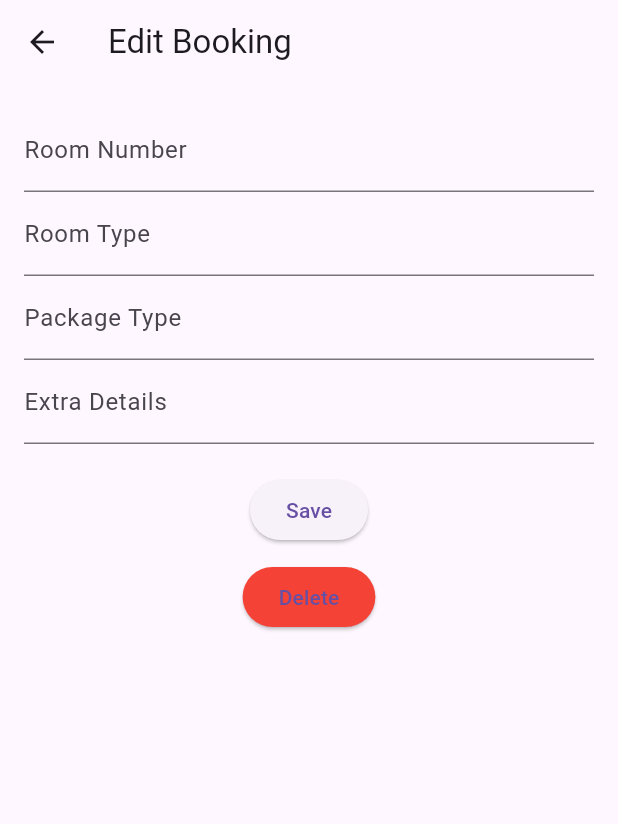
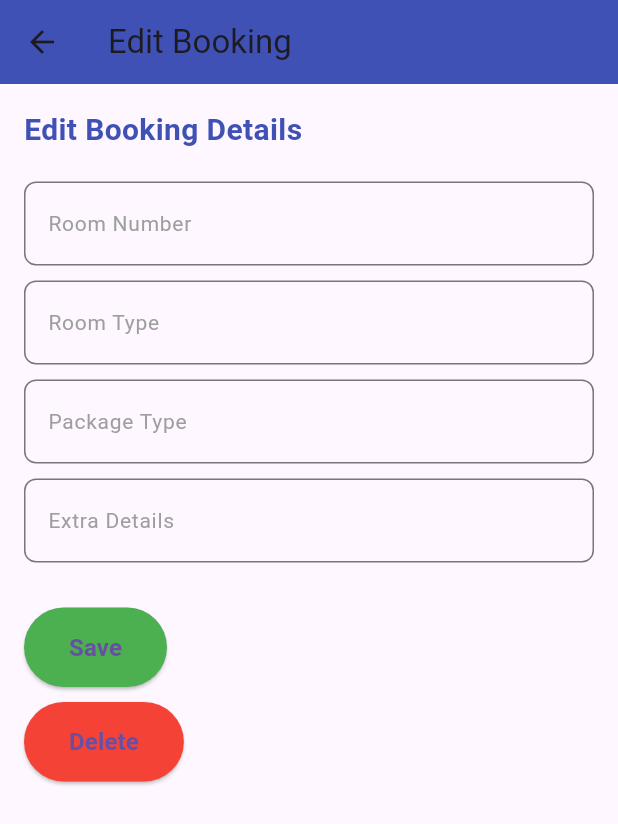
Before and after one commit to Esandu-Meth-Obadaarachchi/odon_booking_flutter_app, a Flutter app: the EditBookingScreen screen opened directly with empty values, on a phone screen of 412 x 824 dp. Shown: the top 824 px of the screen. Run offline on Flutter 3.47's test engine with Material 3 defaults, Android fonts, the phone set to English and light mode, and no system bars; our stand-ins replace month_picker_dialog, table_calendar.

```diff
--- a/lib/api_service.dart
+++ b/lib/api_service.dart
@@ -73,10 +73,7 @@ class ApiService {
     }
   }
 
-
-
-  Future<void> updateBooking(String id, Map<String, String> updatedBooking) async {
-    //final String baseUrl = await _getBaseUrl();
+  Future<void> updateBooking(String id, Map<String, dynamic> updatedBooking) async {
     final response = await http.put(
       Uri.parse('$baseUrl/bookings/$id'),
       headers: <String, String>{
--- a/lib/edit_booking_screen.dart
+++ b/lib/edit_booking_screen.dart
@@ -10,6 +10,7 @@ class EditBookingScreen extends StatelessWidget {
 
   @override
   Widget build(BuildContext context) {
+    // Controllers for form fields
     TextEditingController roomNumberController = TextEditingController(text: booking['roomNumber'] as String? ?? '');
     TextEditingController roomTypeController = TextEditingController(text: booking['roomType'] as String? ?? '');
     TextEditingController packageTypeController = TextEditingController(text: booking['package'] as String? ?? '');
@@ -17,29 +18,29 @@ class EditBookingScreen extends StatelessWidget {
 
     return Scaffold(
       appBar: AppBar(
-        title: Text('Edit Booking'),
+        title: const Text('Edit Booking'),
+        backgroundColor: Colors.indigo,
       ),
-      body: Padding(
+      body: SingleChildScrollView(
         padding: const EdgeInsets.all(16.0),
         child: Column(
+          crossAxisAlignment: CrossAxisAlignment.start,
           children: [
-            TextField(
-              controller: roomNumberController,
-              decoration: InputDecoration(labelText: 'Room Number'),
-            ),
-            TextField(
-              controller: roomTypeController,
-              decoration: InputDecoration(labelText: 'Room Type'),
-            ),
-            TextField(
-              controller: packageTypeController,
-              decoration: InputDecoration(labelText: 'Package Type'),
-            ),
-            TextField(
-              controller: extraDetailsController,
-              decoration: InputDecoration(labelText: 'Extra Details'),
+            const Text(
+              'Edit Booking Details',
+              style: TextStyle(fontSize: 20, fontWeight: FontWeight.bold, color: Colors.indigo),
             ),
             const SizedBox(height: 20),
+            // Styled Text Fields
+            _buildStyledTextField('Room Number', roomNumberController),
+            const SizedBox(height: 10),
+            _buildStyledTextField('Room Type', roomTypeController),
+            const SizedBox(height: 10),
+            _buildStyledTextField('Package Type', packageTypeController),
+            const SizedBox(height: 10),
+            _buildStyledTextField('Extra Details', extraDetailsController),
+            const SizedBox(height: 30),
+            // Save Button
             ElevatedButton(
               onPressed: () async {
                 final updatedBooking = {
@@ -51,34 +52,72 @@ class EditBookingScreen extends StatelessWidget {
                 };
 
                 try {
-                  await _apiService.updateBooking(booking['_id'] as String, updatedBooking);
-                  Navigator.pop(context, true);  // Indicate that an update occurred
+                  final id = booking['_id'] as String?;
+                  if (id == null) {
+                    throw Exception('Booking ID is missing');
+                  }
+                  await _apiService.updateBooking(id, updatedBooking);
+                  Navigator.pop(context, true); // Indicate that an update occurred
                 } catch (e) {
                   ScaffoldMessenger.of(context).showSnackBar(
                     SnackBar(content: Text('Failed to update booking: $e')),
                   );
                 }
               },
-              child: Text('Save'),
+              style: ElevatedButton.styleFrom(
+                backgroundColor: Colors.green,
+                padding: const EdgeInsets.symmetric(vertical: 15, horizontal: 30),
+              ),
+              child: const Text(
+                'Save',
+                style: TextStyle(fontSize: 16, fontWeight: FontWeight.bold),
+              ),
             ),
             const SizedBox(height: 10),
+            // Delete Button
             ElevatedButton(
               onPressed: () async {
                 try {
-                  await _apiService.deleteBooking(booking['_id'] as String);
-                  Navigator.pop(context, true);  // Indicate that a deletion occurred
+                  final id = booking['_id'] as String?;
+                  if (id == null) {
+                    throw Exception('Booking ID is missing');
+                  }
+                  await _apiService.deleteBooking(id);
+                  Navigator.pop(context, true); // Indicate that a deletion occurred
                 } catch (e) {
                   ScaffoldMessenger.of(context).showSnackBar(
                     SnackBar(content: Text('Failed to delete booking: $e')),
                   );
                 }
               },
-              child: Text('Delete'),
-              style: ElevatedButton.styleFrom(backgroundColor: Colors.red),
+              style: ElevatedButton.styleFrom(
+                backgroundColor: Colors.red,
+                padding: const EdgeInsets.symmetric(vertical: 15, horizontal: 30),
+              ),
+              child: const Text(
+                'Delete',
+                style: TextStyle(fontSize: 16, fontWeight: FontWeight.bold),
+              ),
             ),
           ],
         ),
       ),
     );
   }
+
+  // A reusable method to build styled text fields
+  Widget _buildStyledTextField(String label, TextEditingController controller) {
+    return TextField(
+      controller: controller,
+      decoration: InputDecoration(
+        labelText: label,
+        labelStyle: const TextStyle(fontSize: 14, color: Colors.grey),
+        border: OutlineInputBorder(borderRadius: BorderRadius.circular(8)),
+        focusedBorder: OutlineInputBorder(
+          borderSide: const BorderSide(color: Colors.indigo),
+          borderRadius: BorderRadius.circular(8),
+        ),
+      ),
+    );
+  }
 }
```
Also changed, not shown: lib/selected_day_booking.dart (added, +137 -0 lines), lib/view_bookings_screen.dart (+29 -1 lines).
